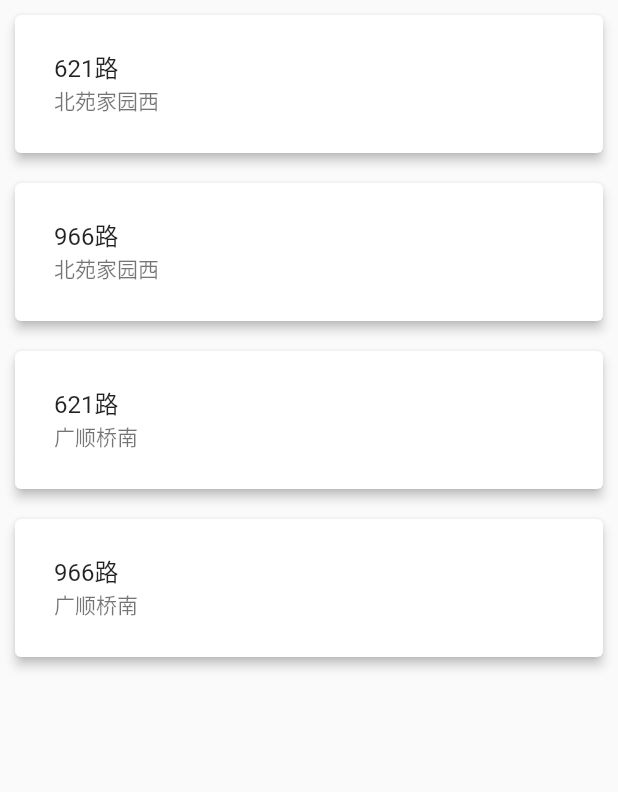
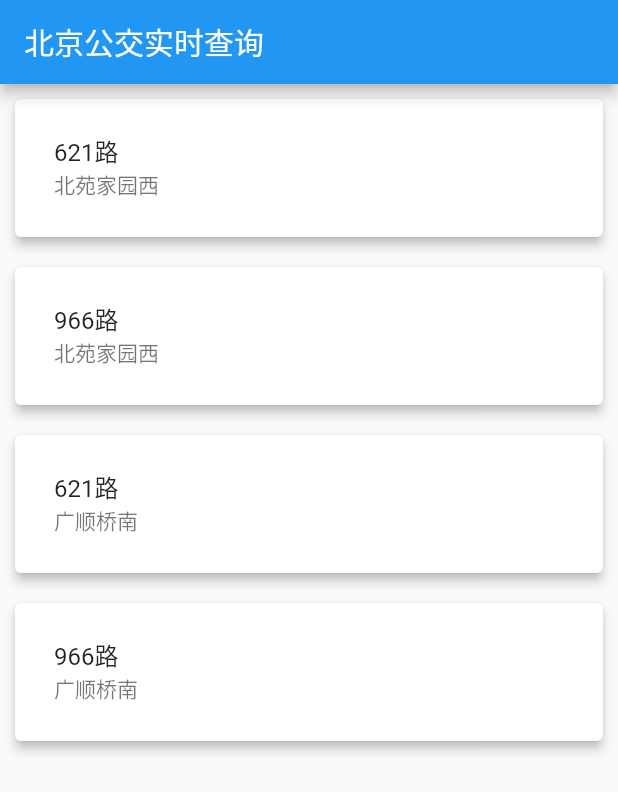
Before and after one commit to Deguang/bjbus, a Flutter app: the screen it shows after launch, on a phone screen of 412 x 824 dp. Shown: the top 792 px of the screen. Run offline on Flutter 3.47's test engine with Material 2 defaults, Android fonts, the phone set to English and light mode, and no system bars.

```diff
--- a/lib/main.dart
+++ b/lib/main.dart
@@ -59,22 +59,33 @@ class HomeState extends State<Home> {
   @override
   Widget build(BuildContext context) {
     return new Scaffold(
+      appBar: new AppBar(
+        title: new Text("北京公交实时查询"),
+      ),
       body: new ListView(
-        children: _getItem(data),
+        children: _getItem(data, context),
       )
     );
   }
 }
 
-List<Widget> _getItem(data) {
+List<Widget> _getItem(data, context) {
   return data.map<Widget>((item) {
-    return new Card(
-      child: new Padding(
-        padding: const EdgeInsets.all(10.0),
-        child: _getRowWidget(item),
+    return new GestureDetector(
+      child: new Card(
+        child: new Padding(
+          padding: const EdgeInsets.all(10.0),
+          child: _getRowWidget(item),
+        ),
+        elevation: 3.0,
+        margin: const EdgeInsets.all(10.0)
       ),
-      elevation: 3.0,
-      margin: const EdgeInsets.all(10.0)
+      onTap: () {
+        Navigator.push(
+          context,
+          MaterialPageRoute(builder: (context) => Detail())
+        );
+      }
     );
   }).toList();
 }
```
